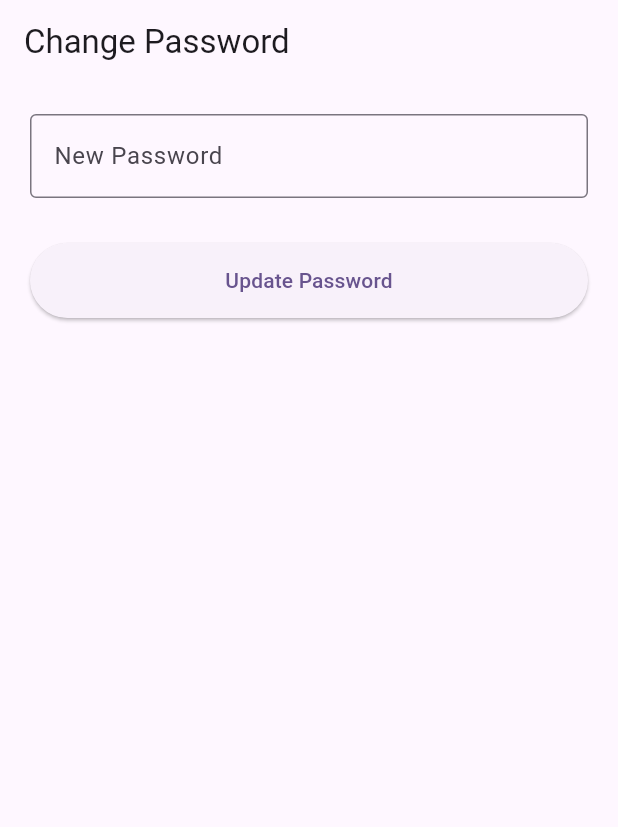
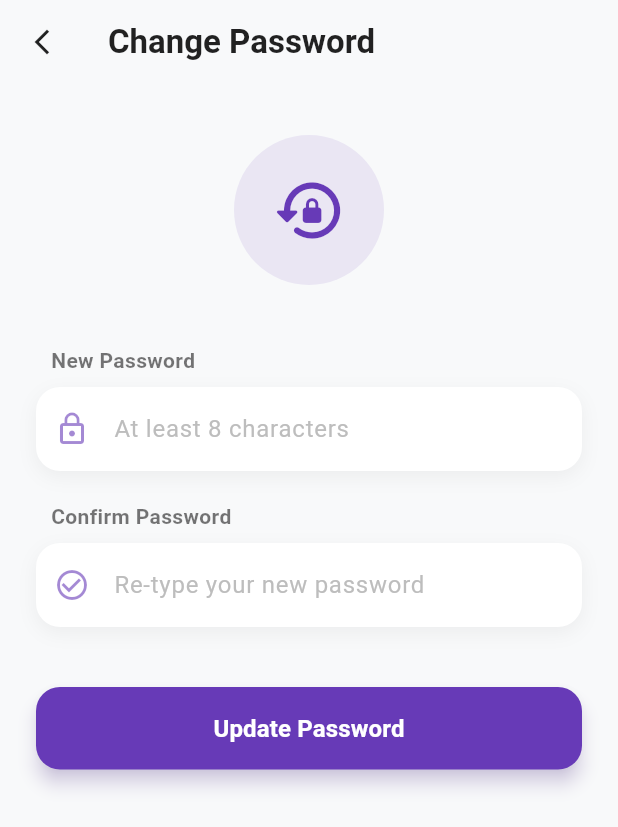
Before and after one commit to amari03/moods, a Flutter app: the ChangePasswordScreen screen opened by its route, on a phone screen of 412 x 824 dp. Shown: the top 827 px of the screen. Run offline on Flutter 3.47's test engine with Material 3 defaults, Android fonts, the phone set to English and light mode, and no system bars; our stand-ins replace emoji_picker_flutter, flutter_colorpicker, go_router, shared_preferences; accounts and stored records are empty.

Commit message:
Change password and Delete Entries and Delete account working

```diff
--- a/frontend/lib/screens/change_password_screen.dart
+++ b/frontend/lib/screens/change_password_screen.dart
@@ -11,51 +11,182 @@ class ChangePasswordScreen extends StatefulWidget {
 
 class _ChangePasswordScreenState extends State<ChangePasswordScreen> {
   final _passController = TextEditingController();
+  final _confirmController = TextEditingController();
   bool _isLoading = false;
 
   Future<void> _save() async {
+    // 1. Local Validation
     if (_passController.text.length < 8) {
-      ScaffoldMessenger.of(context).showSnackBar(const SnackBar(content: Text("Password must be 8+ chars")));
+      _showSnack("Password must be at least 8 characters long", isError: true);
       return;
     }
+    if (_passController.text != _confirmController.text) {
+      _showSnack("Passwords do not match", isError: true);
+      return;
+    }
+
     setState(() => _isLoading = true);
+
+    // 2. API Call
     try {
       await ApiService.changePassword(_passController.text);
+
       if (mounted) {
-        ScaffoldMessenger.of(context).showSnackBar(const SnackBar(content: Text("Password Changed!")));
+        _showSnack("Password Changed Successfully!", isError: false);
         context.pop();
       }
     } catch (e) {
       if (mounted) {
-        ScaffoldMessenger.of(context).showSnackBar(SnackBar(content: Text("Error: $e")));
+        // Clean up the error message
+        final errorMsg = e.toString().replaceAll('Exception: ', '');
+        _showSnack(errorMsg, isError: true);
       }
     } finally {
       if (mounted) setState(() => _isLoading = false);
     }
   }
 
+  void _showSnack(String message, {required bool isError}) {
+    ScaffoldMessenger.of(context).showSnackBar(
+      SnackBar(
+        content: Text(message),
+        backgroundColor: isError ? Colors.red : Colors.green,
+        behavior: SnackBarBehavior.floating,
+        shape: RoundedRectangleBorder(borderRadius: BorderRadius.circular(10)),
+      ),
+    );
+  }
+
   @override
   Widget build(BuildContext context) {
     return Scaffold(
-      appBar: AppBar(title: const Text("Change Password")),
-      body: Padding(
-        padding: const EdgeInsets.all(20.0),
+      backgroundColor: const Color(0xFFF8F9FA), // Soft off-white
+      appBar: AppBar(
+        title: const Text(
+          "Change Password",
+          style: TextStyle(fontWeight: FontWeight.bold, color: Colors.black87)
+        ),
+        backgroundColor: const Color(0xFFF8F9FA),
+        elevation: 0,
+        leading: IconButton(
+          icon: const Icon(Icons.arrow_back_ios_new, color: Colors.black87, size: 20),
+          onPressed: () => context.pop(),
+        ),
+      ),
+      body: SingleChildScrollView(
+        padding: const EdgeInsets.all(24.0),
         child: Column(
           children: [
-            TextField(
+            const SizedBox(height: 10),
+
+            // --- HEADER ICON ---
+            Center(
+              child: Container(
+                height: 100,
+                width: 100,
+                decoration: BoxDecoration(
+                  color: Colors.deepPurple.withValues(alpha: 0.1),
+                  shape: BoxShape.circle,
+                ),
+                child: const Icon(Icons.lock_reset_rounded, size: 50, color: Colors.deepPurple),
+              ),
+            ),
+            const SizedBox(height: 40),
+
+            // --- NEW PASSWORD INPUT ---
+            _buildModernInput(
               controller: _passController,
-              obscureText: true,
-              decoration: const InputDecoration(labelText: "New Password", border: OutlineInputBorder()),
+              label: "New Password",
+              hint: "At least 8 characters",
+              icon: Icons.lock_outline,
+              isPassword: true,
             ),
-            const SizedBox(height: 30),
-            ElevatedButton(
-              onPressed: _isLoading ? null : _save,
-              style: ElevatedButton.styleFrom(minimumSize: const Size(double.infinity, 50)),
-              child: _isLoading ? const CircularProgressIndicator() : const Text("Update Password"),
+            const SizedBox(height: 20),
+
+            // --- CONFIRM PASSWORD INPUT ---
+            _buildModernInput(
+              controller: _confirmController,
+              label: "Confirm Password",
+              hint: "Re-type your new password",
+              icon: Icons.check_circle_outline,
+              isPassword: true,
+            ),
+            const SizedBox(height: 40),
+
+            // --- SAVE BUTTON ---
+            SizedBox(
+              width: double.infinity,
+              height: 55,
+              child: ElevatedButton(
+                onPressed: _isLoading ? null : _save,
+                style: ElevatedButton.styleFrom(
+                  backgroundColor: Colors.deepPurple,
+                  foregroundColor: Colors.white,
+                  elevation: 5,
+                  shadowColor: Colors.deepPurple.withValues(alpha: 0.4),
+                  shape: RoundedRectangleBorder(
+                    borderRadius: BorderRadius.circular(16),
+                  ),
+                ),
+                child: _isLoading
+                  ? const SizedBox(
+                      height: 24, width: 24,
+                      child: CircularProgressIndicator(color: Colors.white, strokeWidth: 2)
+                    )
+                  : const Text(
+                      "Update Password",
+                      style: TextStyle(fontSize: 16, fontWeight: FontWeight.bold)
+                    ),
+              ),
             ),
           ],
         ),
       ),
     );
   }
+
+  Widget _buildModernInput({
+    required TextEditingController controller,
+    required String label,
+    required String hint,
+    required IconData icon,
+    bool isPassword = false,
+  }) {
+    return Column(
+      crossAxisAlignment: CrossAxisAlignment.start,
+      children: [
+        Padding(
+          padding: const EdgeInsets.only(left: 10, bottom: 8),
+          child: Text(
+            label,
+            style: const TextStyle(fontWeight: FontWeight.w600, color: Colors.black54),
+          ),
+        ),
+        Container(
+          decoration: BoxDecoration(
+            color: Colors.white,
+            borderRadius: BorderRadius.circular(16),
+            boxShadow: [
+              BoxShadow(
+                color: Colors.black.withValues(alpha: 0.05),
+                blurRadius: 10,
+                offset: const Offset(0, 4),
+              )
+            ],
+          ),
+          child: TextField(
+            controller: controller,
+            obscureText: isPassword,
+            decoration: InputDecoration(
+              hintText: hint,
+              hintStyle: TextStyle(color: Colors.grey.shade400),
+              prefixIcon: Icon(icon, color: Colors.deepPurple.withValues(alpha: 0.6)),
+              border: InputBorder.none,
+              contentPadding: const EdgeInsets.symmetric(horizontal: 20, vertical: 16),
+            ),
+          ),
+        ),
+      ],
+    );
+  }
 }
```
Also changed, not shown: frontend/lib/api/api_service.dart (+43 -5 lines), frontend/lib/screens/dashboard_screen.dart (+4 -3 lines), frontend/lib/screens/login_screen.dart (+9 -3 lines), frontend/lib/screens/settings_screen.dart (+26 -9 lines).
